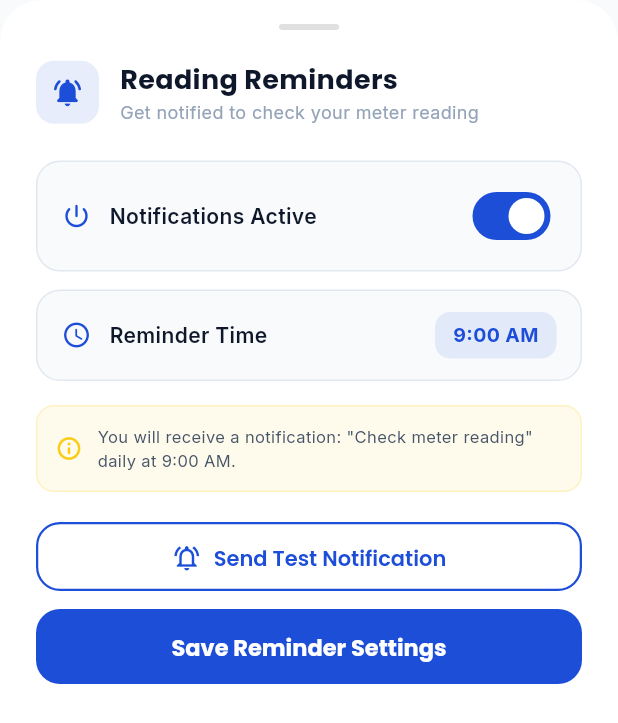
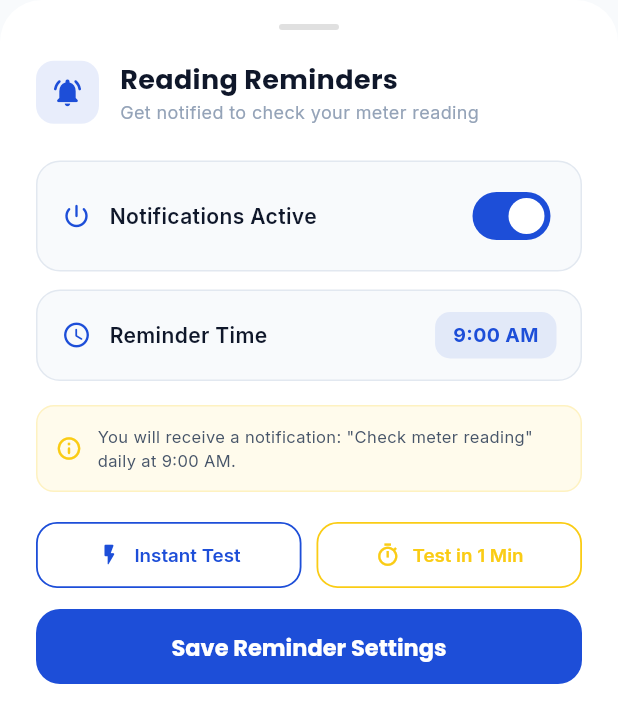
Before and after one commit to UmairSiddique-SE/MeterPro, a Flutter app: the NotificationSettingsSheet widget shown alone on an empty page, opened directly, on a phone screen of 412 x 824 dp. Shown: the top 723 px of the screen. Run offline on Flutter 3.47's test engine with Material 3 defaults, Android fonts, the phone set to English and light mode, and no system bars; our stand-ins replace camera, cloud_firestore, firebase_auth, firebase_core, fl_chart, flutter_dotenv and 6 more; missing offline and left inert: google_mlkit_text_recognition; accounts and stored records are empty; network calls fail.

Commit message:
updarte app

```diff
--- a/lib/widgets/notification_settings_sheet.dart
+++ b/lib/widgets/notification_settings_sheet.dart
@@ -257,41 +257,76 @@ class _NotificationSettingsSheetState extends State<NotificationSettingsSheet> {
                   ),
                 ),
                 const SizedBox(height: 20),
-                // Test Notification button
-                SizedBox(
-                  width: double.infinity,
-                  height: 46,
+                Row(
+                  children: [
+                    Expanded(
+                      child: SizedBox(
+                        height: 44,
                         child: OutlinedButton.icon(
                           style: OutlinedButton.styleFrom(
                             foregroundColor: AppColors.primary,
-                      side: const BorderSide(color: AppColors.primary, width: 1.5),
+                            side: const BorderSide(color: AppColors.primary, width: 1.2),
                             shape: RoundedRectangleBorder(
-                        borderRadius: BorderRadius.circular(16),
+                              borderRadius: BorderRadius.circular(14),
                             ),
+                            padding: const EdgeInsets.symmetric(horizontal: 10),
                           ),
                           onPressed: () async {
                             await ReminderService.instance.showTestNotification();
                             if (context.mounted) {
                               ScaffoldMessenger.of(context).showSnackBar(
                                 const SnackBar(
-                            content: Text('Test notification sent! Check your notification bar.'),
+                                  content: Text('Instant test sent! Check notification bar.'),
                                   backgroundColor: AppColors.primary,
                                   duration: Duration(seconds: 2),
                                 ),
                               );
                             }
                           },
-                    icon: const Icon(Icons.notifications_active_outlined, size: 20),
-                    label: Text(
-                      'Send Test Notification',
-                      style: GoogleFonts.poppins(
-                        fontSize: 14,
-                        fontWeight: FontWeight.w600,
+                          icon: const Icon(Icons.flash_on_rounded, size: 17),
+                          label: const Text(
+                            'Instant Test',
+                            style: TextStyle(fontSize: 12.5, fontWeight: FontWeight.w600),
                           ),
                         ),
                       ),
                     ),
-                const SizedBox(height: 12),
+                    const SizedBox(width: 10),
+                    Expanded(
+                      child: SizedBox(
+                        height: 44,
+                        child: OutlinedButton.icon(
+                          style: OutlinedButton.styleFrom(
+                            foregroundColor: AppColors.accentOrange,
+                            side: const BorderSide(color: AppColors.accentOrange, width: 1.2),
+                            shape: RoundedRectangleBorder(
+                              borderRadius: BorderRadius.circular(14),
+                            ),
+                            padding: const EdgeInsets.symmetric(horizontal: 10),
+                          ),
+                          onPressed: () async {
+                            await ReminderService.instance.scheduleQuickTestReminder();
+                            if (context.mounted) {
+                              ScaffoldMessenger.of(context).showSnackBar(
+                                const SnackBar(
+                                  content: Text('Scheduled for 1 min from now! Lock phone & test.'),
+                                  backgroundColor: AppColors.accentOrange,
+                                  duration: Duration(seconds: 3),
+                                ),
+                              );
+                            }
+                          },
+                          icon: const Icon(Icons.timer_outlined, size: 17),
+                          label: const Text(
+                            'Test in 1 Min',
+                            style: TextStyle(fontSize: 12.5, fontWeight: FontWeight.w600),
+                          ),
+                        ),
+                      ),
+                    ),
+                  ],
+                ),
+                const SizedBox(height: 14),
                 // Save button
                 SizedBox(
                   width: double.infinity,
```
Lines whose indentation alone changed are shown as unchanged.
